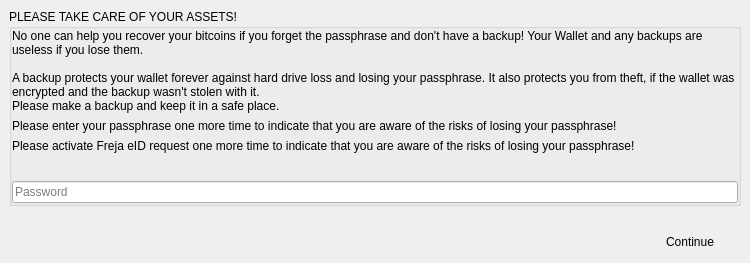
BlockSettle/terminal, file BlockSettleUILib/WalletPasswordVerifyDialog.ui: the form before one commit.
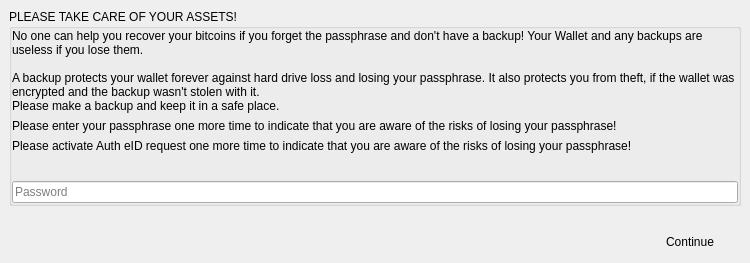
The form after the commit.

Commit message:
Freja/FREJA -> Auth/AUTH
Change all references from Freja (eID) to Auth (eID). Initial commit. Hasn't been checked against the terminal yet, which will probably require its own PR.

Patch:
```diff
--- a/BlockSettleUILib/WalletPasswordVerifyDialog.ui
+++ b/BlockSettleUILib/WalletPasswordVerifyDialog.ui
@@ -84,7 +84,7 @@
         <item>
          <widget class="QLabel" name="labelFrejaHint">
           <property name="text">
-           <string>Please activate Freja eID request one more time to indicate that you are aware of the risks of losing your passphrase!</string>
+           <string>Please activate Auth eID request one more time to indicate that you are aware of the risks of losing your passphrase!</string>
           </property>
          </widget>
         </item>
```
Left out of the diff: 2 changed lines with no effect on the pictures. The commit also changes 50 other files.
